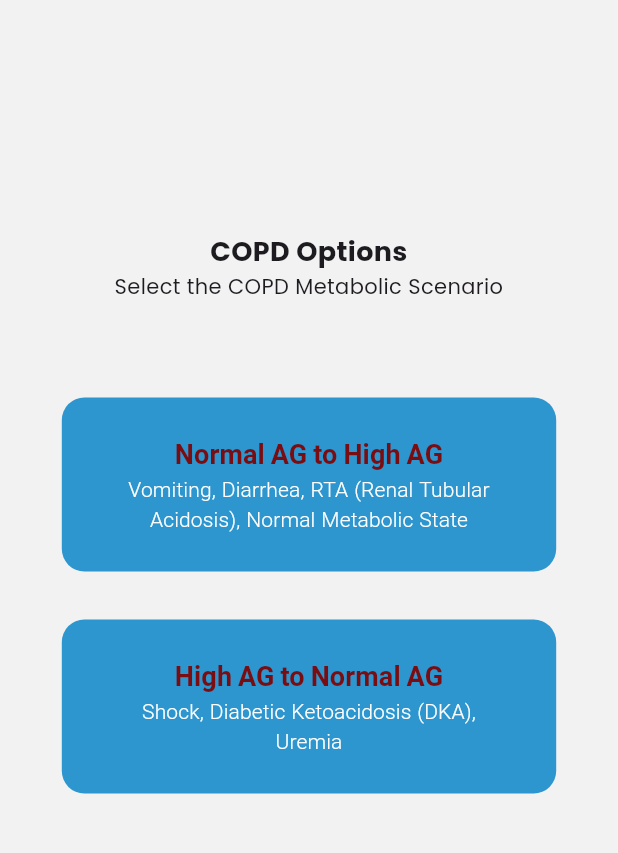
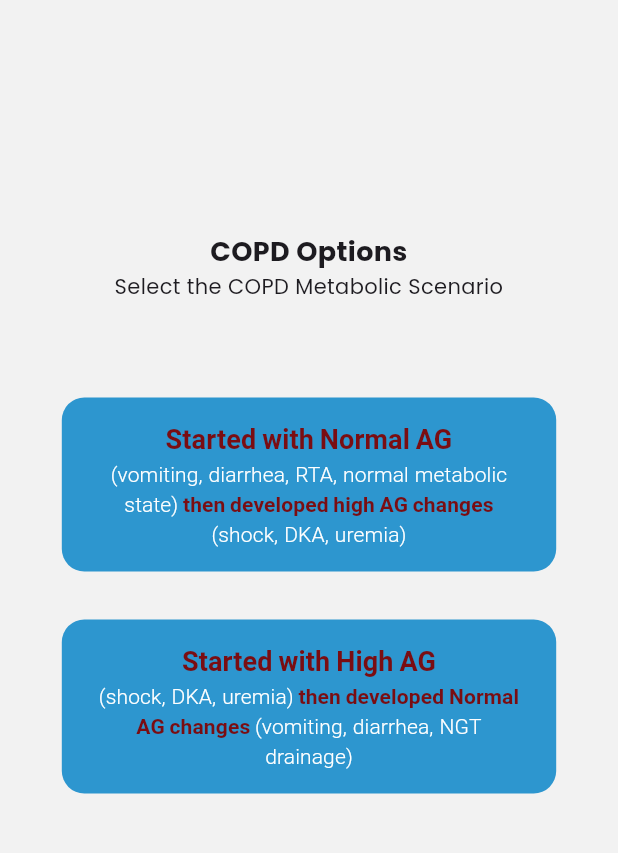
Before and after one commit to ahmed-5036/ABG, a Flutter app: the COPDOptionsView screen opened by its route, on a phone screen of 412 x 824 dp, the part 210-1063 px from its top. Run offline on Flutter 3.47's test engine with Material 3 defaults, Android fonts, the phone set to English and light mode, and no system bars; our stand-ins replace adaptive_dialog, flutter_riverpod, google_fonts, rflutter_alert, universal_platform; missing offline and left inert: desktop_window.

Commit message:
fixed buttons text and navigation

```diff
--- a/lib/resources/constants/string_constants.dart
+++ b/lib/resources/constants/string_constants.dart
@@ -50,7 +50,7 @@ class StringConstants {
   ];
 
   // New COPD Option Constants
-  static const String copdOptionOneTitle = "Normal AG to High AG";
+  static const String copdOptionOneTitle = "Started with Normal AG";
   static const String copdOptionOneDescription =
       "Patient started with normal AG (vomiting, diarrhea, RTA, normal metabolic state) "
       "then developed high AG changes (shock, DKA, uremia) with COPD";
@@ -68,7 +68,21 @@ class StringConstants {
     'Uremia'
   ];
 
-  static const String copdOptionTwoTitle = "High AG to Normal AG";
+  // COPD Three-part text constants
+  static const String copdNormalAgDetailsPartOneOfThree =
+      "(vomiting, diarrhea, RTA, normal metabolic state)";
+  static const String copdNormalAgDetailsPartTwoOfThree =
+      " then developed high AG changes ";
+  static const String copdNormalAgDetailsPartThreeOfThree =
+      "(shock, DKA, uremia)";
+
+  static const String copdHighAgDetailsPartOneOfThree = "(shock, DKA, uremia)";
+  static const String copdHighAgDetailsPartTwoOfThree =
+      " then developed Normal AG changes ";
+  static const String copdHighAgDetailsPartThreeOfThree =
+      "(vomiting, diarrhea, NGT drainage)";
+
+  static const String copdOptionTwoTitle = "Started with High AG";
   static const String copdOptionTwoDescription =
       "Patient started with high AG (shock, DKA, uremia) or normal metabolic state "
       "then developed normal AG changes (vomiting, diarrhea) with COPD";
--- a/lib/views/pages/copd_options.dart
+++ b/lib/views/pages/copd_options.dart
@@ -63,9 +63,7 @@ class COPDOptionsView extends ConsumerWidget {
               firstInput: Padding(
                 padding: const EdgeInsets.all(16),
                 child: BorderedButton(
-                  customWidgetLabel: Padding(
-                    padding: const EdgeInsets.all(8.0),
-                    child: Text.rich(
+                  customWidgetLabel: Text.rich(
                     TextSpan(
                       children: <InlineSpan>[
                         TextSpan(
@@ -84,7 +82,22 @@ class COPDOptionsView extends ConsumerWidget {
                           ),
                         ),
                         TextSpan(
-                            text: StringConstants.copdNormalAgExamples.join(', '),
+                          text: StringConstants.copdNormalAgDetailsPartOneOfThree,
+                          style: const TextStyle(
+                            fontWeight: FontWeight.w300,
+                            fontSize: 14,
+                          ),
+                        ),
+                        TextSpan(
+                          text: StringConstants.copdNormalAgDetailsPartTwoOfThree,
+                          style: const TextStyle(
+                            fontWeight: FontWeight.bold,
+                            color: AppColors.deepRed2,
+                            fontSize: 14,
+                          ),
+                        ),
+                        TextSpan(
+                          text: StringConstants.copdNormalAgDetailsPartThreeOfThree,
                           style: const TextStyle(
                             fontWeight: FontWeight.w300,
                             fontSize: 14,
@@ -93,7 +106,6 @@ class COPDOptionsView extends ConsumerWidget {
                       ],
                     ),
                     textAlign: TextAlign.center,
-                    ),
                   ),
                   color: AppColors.blue,
                   verticalPadding: 8,
@@ -113,9 +125,7 @@ class COPDOptionsView extends ConsumerWidget {
               secondInput: Padding(
                 padding: const EdgeInsets.all(16),
                 child: BorderedButton(
-                  customWidgetLabel: Padding(
-                    padding: const EdgeInsets.all(8.0),
-                    child: Text.rich(
+                  customWidgetLabel: Text.rich(
                     TextSpan(
                       children: <InlineSpan>[
                         TextSpan(
@@ -134,7 +144,22 @@ class COPDOptionsView extends ConsumerWidget {
                           ),
                         ),
                         TextSpan(
-                            text: StringConstants.copdHighAgExamples.join(', '),
+                          text: StringConstants.copdHighAgDetailsPartOneOfThree,
+                          style: const TextStyle(
+                            fontWeight: FontWeight.w300,
+                            fontSize: 14,
+                          ),
+                        ),
+                        TextSpan(
+                          text: StringConstants.copdHighAgDetailsPartTwoOfThree,
+                          style: const TextStyle(
+                            fontWeight: FontWeight.bold,
+                            color: AppColors.deepRed2,
+                            fontSize: 14,
+                          ),
+                        ),
+                        TextSpan(
+                          text: StringConstants.copdHighAgDetailsPartThreeOfThree,
                           style: const TextStyle(
                             fontWeight: FontWeight.w300,
                             fontSize: 14,
@@ -143,7 +168,6 @@ class COPDOptionsView extends ConsumerWidget {
                       ],
                     ),
                     textAlign: TextAlign.center,
-                    ),
                   ),
                   color: AppColors.blue,
                   verticalPadding: 8,
```
Also changed, not shown: lib/providers/input/input_state_provider.dart (+3 -7 lines), lib/views/pages/follow_up_abg.dart (+46 -63 lines), 10 other files. Lines whose indentation alone changed are shown as unchanged.
